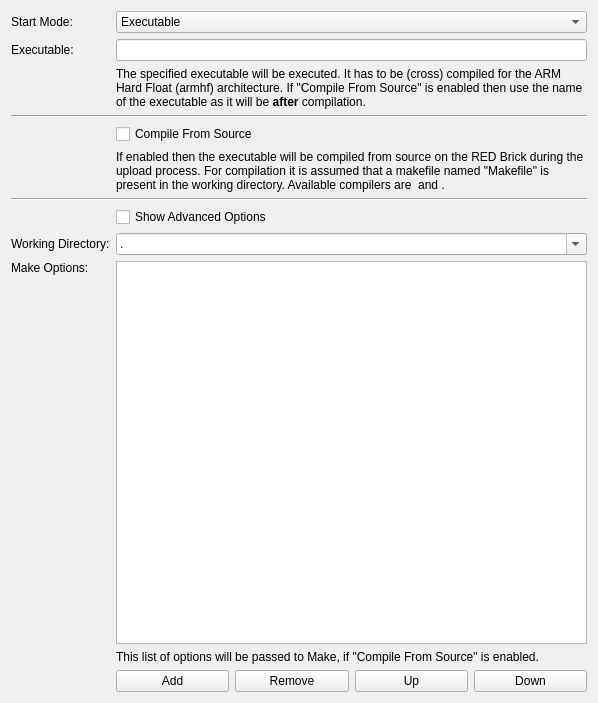
Old version of the form src/brickv/plugin_system/plugins/red/ui/program_page_c.ui in the repository Tinkerforge/brickv.
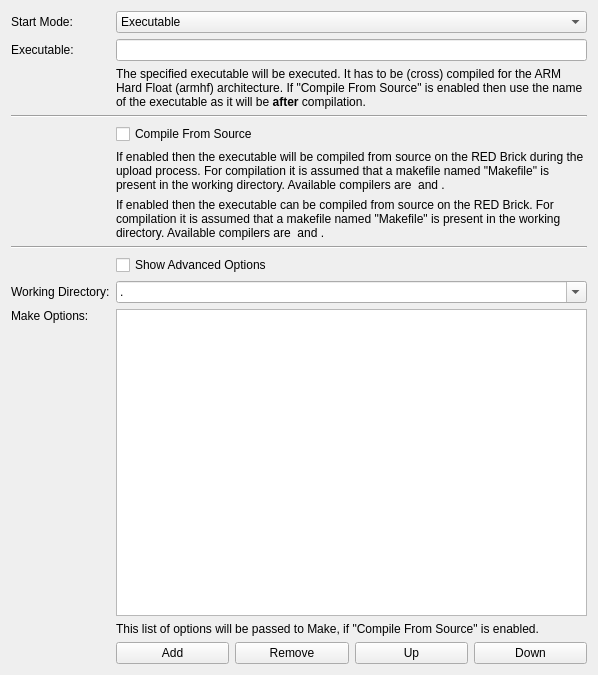
New version of the form. Custom widgets are drawn as their Qt base class.

Commit message: red-brick/pw: Use different help text for C/C++ compile from source options based on hosting wizard

```diff
--- a/src/brickv/plugin_system/plugins/red/ui/program_page_c.ui
+++ b/src/brickv/plugin_system/plugins/red/ui/program_page_c.ui
@@ -7,7 +7,7 @@
     <x>0</x>
     <y>0</y>
     <width>598</width>
-    <height>703</height>
+    <height>675</height>
    </rect>
   </property>
   <property name="windowTitle">
@@ -61,7 +61,7 @@
        </property>
       </widget>
      </item>
-     <item row="9" column="0">
+     <item row="10" column="0">
       <widget class="QLabel" name="label_options">
        <property name="text">
         <string>Make Options:</string>
@@ -74,38 +74,38 @@
        </property>
       </widget>
      </item>
-     <item row="9" column="1" colspan="4">
+     <item row="10" column="1" colspan="4">
       <widget class="ExpandingListWidget" name="list_options"/>
      </item>
-     <item row="11" column="1">
+     <item row="12" column="1">
       <widget class="QPushButton" name="button_add_option">
        <property name="text">
         <string>Add</string>
        </property>
       </widget>
      </item>
-     <item row="11" column="2">
+     <item row="12" column="2">
       <widget class="QPushButton" name="button_remove_option">
        <property name="text">
         <string>Remove</string>
        </property>
       </widget>
      </item>
-     <item row="11" column="3">
+     <item row="12" column="3">
       <widget class="QPushButton" name="button_up_option">
        <property name="text">
         <string>Up</string>
        </property>
       </widget>
      </item>
-     <item row="11" column="4">
+     <item row="12" column="4">
       <widget class="QPushButton" name="button_down_option">
        <property name="text">
         <string>Down</string>
        </property>
       </widget>
      </item>
-     <item row="10" column="1" colspan="4">
+     <item row="11" column="1" colspan="4">
       <widget class="QLabel" name="label_options_help">
        <property name="text">
         <string>This list of options will be passed to Make, if &quot;Compile From Source&quot; is enabled.</string>
@@ -139,21 +139,21 @@
        </property>
       </widget>
      </item>
-     <item row="7" column="1" colspan="4">
+     <item row="8" column="1" colspan="4">
       <widget class="QCheckBox" name="check_show_advanced_options">
        <property name="text">
         <string>Show Advanced Options</string>
        </property>
       </widget>
      </item>
-     <item row="6" column="0" colspan="5">
+     <item row="7" column="0" colspan="5">
       <widget class="Line" name="line2">
        <property name="orientation">
         <enum>Qt::Horizontal</enum>
        </property>
       </widget>
      </item>
-     <item row="8" column="1" colspan="4">
+     <item row="9" column="1" colspan="4">
       <widget class="QComboBox" name="combo_working_directory">
        <property name="editable">
         <bool>true</bool>
@@ -168,7 +168,7 @@
        </item>
       </widget>
      </item>
-     <item row="8" column="0">
+     <item row="9" column="0">
       <widget class="QLabel" name="label_working_directory">
        <property name="text">
         <string>Working Directory:</string>
@@ -181,6 +181,16 @@
      <item row="1" column="1" colspan="4">
       <widget class="QLineEdit" name="edit_executable"/>
      </item>
+     <item row="6" column="1" colspan="4">
+      <widget class="QLabel" name="label_compile_from_source_help_edit">
+       <property name="text">
+        <string>If enabled then the executable can be compiled from source on the RED Brick. For compilation it is assumed that a makefile named &quot;Makefile&quot; is present in the working directory. Available compilers are &lt;GCC&gt; and &lt;G++&gt;.</string>
+       </property>
+       <property name="wordWrap">
+        <bool>true</bool>
+       </property>
+      </widget>
+     </item>
     </layout>
    </item>
   </layout>
```
Left out of the diff: 2 changed lines with no effect on the pictures. The commit also changes 2 other files.
